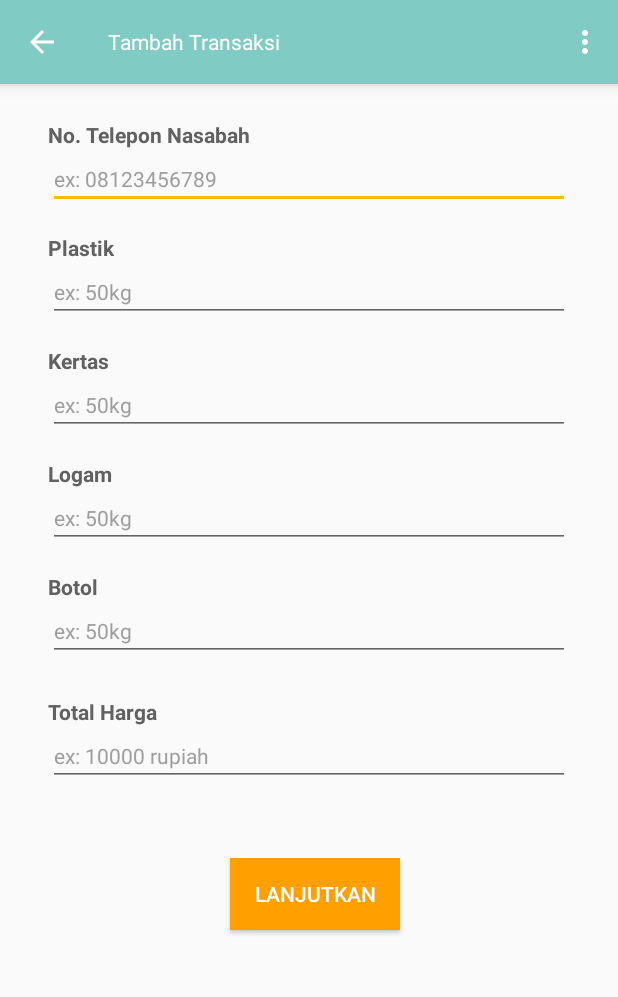
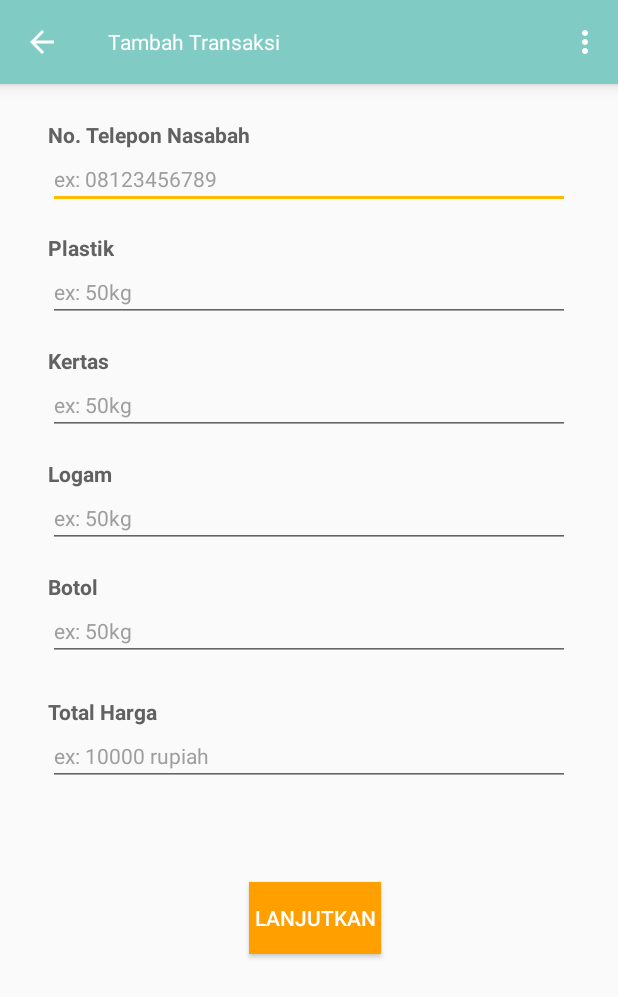
Before and after one commit to picklesquad/Bank-App, an Android app: the TransactionFormActivity screen opened directly, with no data from a screen before it, on a phone screen of 412 x 824 dp. Shown: the top 997 px of the screen. Run offline under Robolectric (Android 15) with nearby library versions, the phone set to English and light mode, and no system bars; our stand-ins replace Volley.

Commit message:
transaction volley done.

```diff
--- a/app/src/main/java/picklenostra/picklebankapp/TransactionFormActivity.java
+++ b/app/src/main/java/picklenostra/picklebankapp/TransactionFormActivity.java
@@ -8,9 +8,11 @@
 import android.support.v7.app.ActionBarActivity;
 import android.support.v7.app.AppCompatActivity;
 import android.support.v7.widget.Toolbar;
+import android.util.Log;
 import android.view.Menu;
 import android.view.MenuItem;
 import android.view.View;
+import android.widget.Button;
 import android.widget.EditText;
 import android.widget.Toast;
 
@@ -41,8 +43,11 @@
 
     private Toolbar toolbar;
     private EditText etPlastikInput, etPhoneNumbInput, etKertasInput, etLogamInput, etBotolInput, etHargaInput;
-    private final String URL = "http://private-ba5008-picklesquad.apiary-mock.com/bank/%1$s/transaction";
+    private final String URL = "http://private-ba5008-picklesquad.apiary-mock.com/bank/transaction/create";
     SharedPreferences shared;
+
+    public String phoneNumber, harga, plastik, kertas, botol, logam;
+    private Button submitButton;
 
     @Override
     protected void onCreate(Bundle savedInstanceState) {
@@ -62,6 +67,7 @@
         etLogamInput = (EditText) findViewById(R.id.jumlah_logam_input);
         etBotolInput = (EditText) findViewById(R.id.jumlah_botol_input);
         etHargaInput = (EditText) findViewById(R.id.transaction_total_input);
+        submitButton = (Button) findViewById(R.id.button_transactions);
 
 
 
@@ -72,18 +78,36 @@
             }
         });
 
+        submitButton.setOnClickListener(new View.OnClickListener() {
+            @Override
+            public void onClick(View v) {
+                phoneNumber = etPhoneNumbInput.getText().toString();
+                harga = etHargaInput.getText().toString();
+                plastik = etPlastikInput.getText().toString();
+                kertas = etKertasInput.getText().toString();
+                logam = etLogamInput.getText().toString();
+                botol = etBotolInput.getText().toString();
+                volleyRequest(phoneNumber,harga,plastik,kertas,logam,botol);
+            }
+        });
+
 
     }
 
     private void volleyRequest(final String phoneNumber, final String harga, final String plastik, final String kertas, final String logam, final String botol){
+        Log.e("test","masuk");
+
         JsonObjectRequest request = new JsonObjectRequest(Request.Method.POST, URL, "", new Response.Listener<JSONObject>() {
+
             @Override
             public void onResponse(JSONObject response) {
                 try {
 
+                    Log.e("json","masuk");
                     int status = response.getInt("status");
 
                     if(status == 201){
+                        Log.e("201","masuk");
                         //Buat intent untuk masuk ke Profile
                         Toast.makeText(getApplicationContext(), "Transaksi berhasil", Toast.LENGTH_SHORT).show();
                         Intent intent = new Intent(TransactionFormActivity.this,ProfileActivity.class);
--- a/app/src/main/res/layout/activity_transaction_form.xml
+++ b/app/src/main/res/layout/activity_transaction_form.xml
@@ -1,5 +1,5 @@
 <?xml version="1.0" encoding="utf-8"?>
-<RelativeLayout
+<ScrollView
     xmlns:android="http://schemas.android.com/apk/res/android"
     xmlns:app="http://schemas.android.com/apk/res-auto"
     xmlns:tools="http://schemas.android.com/tools"
@@ -7,6 +7,9 @@
     android:layout_width="match_parent"
     android:layout_height="match_parent"
     tools:context=".TransactionFormActivity">
+    <RelativeLayout
+        android:layout_width="wrap_content"
+        android:layout_height="wrap_content">
         <android.support.v7.widget.Toolbar
             android:id="@+id/transac_form_toolbar"
             android:layout_width="match_parent"
@@ -212,13 +215,14 @@
                 android:layout_marginLeft="8dp">
                 <Button
                     android:layout_width="wrap_content"
-                android:paddingLeft="16dp"
-                android:paddingRight="16dp"
+                    android:layout_margin="16dp"
                     android:layout_height="wrap_content"
                     android:text="Lanjutkan"
-                android:layout_centerHorizontal="true"
+                    android:layout_centerInParent="true"
+                    android:id="@+id/button_transactions"
                     style="@style/yellow_button"
                     android:textSize="@dimen/abc_text_size_body_1_material"/>
             </RelativeLayout>
         </RelativeLayout>
     </RelativeLayout>
+</ScrollView>
```
Lines whose indentation alone changed are shown as unchanged.
